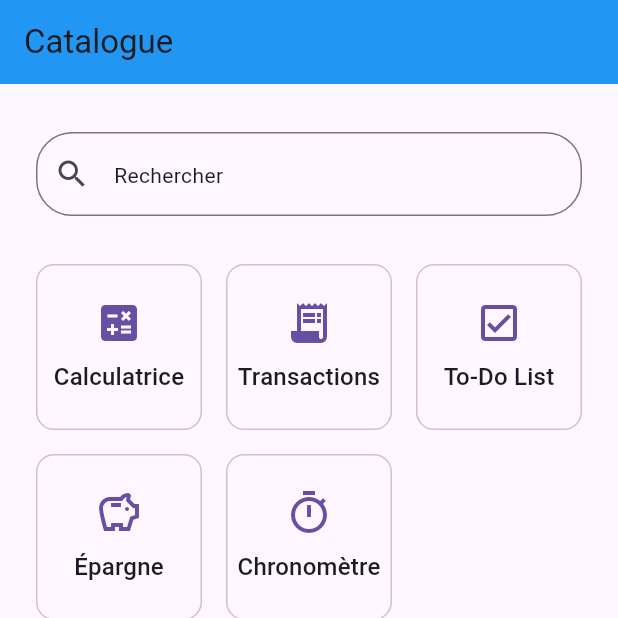
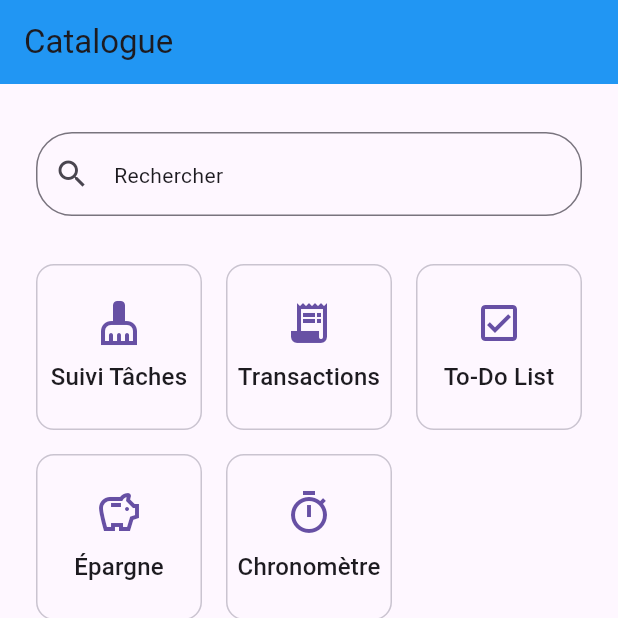
Before and after one commit to dadacoc/multitools, a Flutter app: the Catalogue screen opened by its route, on a phone screen of 412 x 824 dp, the top half of it. Run offline on Flutter 3.47's test engine with Material 3 defaults, Android fonts, the phone set to English and light mode, and no system bars; our stand-ins replace go_router, logger, sqflite; accounts and stored records are empty.

Commit message:
style(chore-task): Rename Calculatrice to chore-task

```diff
--- a/lib/mini_apps/calculatrices/calculatrice.dart
+++ b/lib/mini_apps/chore_trackers/chore_tracker.dart
@@ -4,14 +4,14 @@ import 'package:go_router/go_router.dart';
 import 'package:sqflite/sqflite.dart';
 import 'package:provider/provider.dart';
 
-class Calculatrice extends StatefulWidget {
-  const Calculatrice({super.key});
+class ChoreTracker extends StatefulWidget {
+  const ChoreTracker({super.key});
 
   @override
-  State<Calculatrice> createState() => _CalculatriceState();
+  State<ChoreTracker> createState() => _ChoreTrackerState();
 }
 
-class _CalculatriceState extends State<Calculatrice> {
+class _ChoreTrackerState extends State<ChoreTracker> {
 
   //Data
   List<Map<String,dynamic>> data = [];
@@ -38,15 +38,15 @@ class _CalculatriceState extends State<Calculatrice> {
     setState(() {
       isLoading = true;
     });
-    List<Map<String,dynamic>> dataQuery = await database.query('Calculatrice_main');
+    List<Map<String,dynamic>> dataQuery = await database.query('ChoreTracker_main');
     if (dataQuery.isEmpty){
       await database.insert(
-        'Calculatrice_main',{
+        'ChoreTracker_main',{
           'argent' : 0.0,
           'argent_plus' : 0.0,
           'nombre_fois' : 0
       });
-      dataQuery = await database.query('Calculatrice_main');
+      dataQuery = await database.query('ChoreTracker_main');
     }
     data = dataQuery;
     await updateVar();
@@ -54,7 +54,7 @@ class _CalculatriceState extends State<Calculatrice> {
 
   Future<void> updateData(double argent ,double argentPlus , int nombreFois) async {
     await database.update(
-        'Calculatrice_main',
+        'ChoreTracker_main',
         {
           'argent' : argent,
           'argent_plus' : argentPlus,
@@ -104,7 +104,7 @@ class _CalculatriceState extends State<Calculatrice> {
 
     return Scaffold(
       appBar: AppBar(
-       title: const Text("Calculatrice"),
+       title: const Text("Suivi Tâches"),
        backgroundColor: Colors.blue,
       ),
       body: Stack(
@@ -117,7 +117,7 @@ class _CalculatriceState extends State<Calculatrice> {
                     children: [
                       IconButton(
                         onPressed: () async {
-                            await context.pushNamed<bool>("calculatrice-settings");
+                            await context.pushNamed<bool>("chore-tracker-settings");
                             loadData();
                         },
                         icon: const Icon(Icons.settings),
--- a/lib/mini_apps/home/catalogue_provider.dart
+++ b/lib/mini_apps/home/catalogue_provider.dart
@@ -1,4 +1,5 @@
 import 'package:flutter/material.dart';
+import 'package:multitools/string_extensions.dart';
 import 'package:sqflite/sqflite.dart';
 
 class CatalogueProvider extends ChangeNotifier {
@@ -11,17 +12,23 @@ class CatalogueProvider extends ChangeNotifier {
 
   ///Données de test
   final List<Map<String, dynamic>> allMiniApps = [
-    {'name': 'Calculatrice', 'icon': Icons.calculate, 'navigation':'calculatrice'},
-    {'name': 'Transactions', 'icon': Icons.receipt_long,'navigation':'transaction'},
-    {'name': 'To-Do List', 'icon': Icons.check_box_outlined,'navigation': 'todo-list'},
-    {'name': 'Épargne', 'icon': Icons.savings_outlined,'navigation':'epargne'},
-    {'name': 'Chronomètre', 'icon': Icons.timer_outlined,'navigation':'chronomètre'},
+    {'name': 'Suivi Tâches', 'icon': Icons.cleaning_services, 'navigation':'chore-tracker','keywords':['calcul','tache','finance','argent']},
+    {'name': 'Transactions', 'icon': Icons.receipt_long,'navigation':'transaction','keywords':['finance','argent','money','emprunt','pret']},
+    {'name': 'To-Do List', 'icon': Icons.check_box_outlined,'navigation': 'todo-list','keywords':['planning','tache','rappel']},
+    {'name': 'Épargne', 'icon': Icons.savings_outlined,'navigation':'epargne','keywords':['finance','argent','money','gestion']},
+    {'name': 'Chronomètre', 'icon': Icons.timer_outlined,'navigation':'chronomètre','keywords':['temps', 'course', 'timer', 'montre', 'stopwatch']},
   ];
 
   late List<Map<String, dynamic>> filteredApps;
 
   void filterApps(String research){
-    filteredApps = allMiniApps.where((app) => (app['name'].toLowerCase().trim()).contains(research.toLowerCase().trim())).toList();
+    filteredApps = allMiniApps.where((app) {
+      final query = research.toLowerCase().trim().withoutDiacritics;
+      final nameMatch = (app['name'].toLowerCase().trim()).contains(query);
+      final keywords = (app['keywords'] as List<String>).join(' '); // On joint les mots-clés en une seule chaîne
+      final keywordsMatch = (keywords.toLowerCase().withoutDiacritics).contains(query);
+      return nameMatch || keywordsMatch;
+    }).toList();
     notifyListeners();
   }
 
--- a/lib/router.dart
+++ b/lib/router.dart
@@ -1,4 +1,4 @@
-import 'package:multitools/mini_apps/calculatrices/calculatrice.dart';
+import 'package:multitools/mini_apps/chore_trackers/chore_tracker.dart';
 import 'package:multitools/mini_apps/home/catalogue.dart';
 import 'package:multitools/mini_apps/todos/add_todo.dart';
 import 'package:multitools/mini_apps/todos/afficherplus_todo.dart';
@@ -13,7 +13,7 @@ import 'package:multitools/mini_apps/home/home_page.dart';
 import 'package:flutter/material.dart';
 import 'package:go_router/go_router.dart';
 import 'package:multitools/mini_apps/todos/add_category.dart';
-import 'mini_apps/calculatrices/calculatrice_settings.dart';
+import 'mini_apps/chore_trackers/chore_tracker_settings.dart';
 import 'mini_apps/home/home_shell.dart';
 
 final GoRouter router = GoRouter(
@@ -41,17 +41,17 @@ final GoRouter router = GoRouter(
           ]
       ),
       GoRoute(
-        path: '/calculatrice',
-        name: 'calculatrice',
+        path: '/chore-tracker',
+        name: 'chore-tracker',
         builder: (BuildContext context , GoRouterState state) {
-          return const Calculatrice();
+          return const ChoreTracker();
         },
         routes: <RouteBase>[
           GoRoute(
             path: "settings",
-            name: 'calculatrice-settings',
+            name: 'chore-tracker-settings',
             builder: (BuildContext context , GoRouterState state){
-              return const CalculatriceSettings();
+              return const ChoreTrackerSettings();
             }
           ),
         ],
```
Also changed, not shown: lib/mini_apps/chore_trackers/chore_tracker_settings.dart (renamed from lib/mini_apps/calculatrices/calculatrice_settings.dart, +6 -6 lines), lib/sqlite.dart (+10 -3 lines), lib/string_extensions.dart (added, +13 -0 lines).
